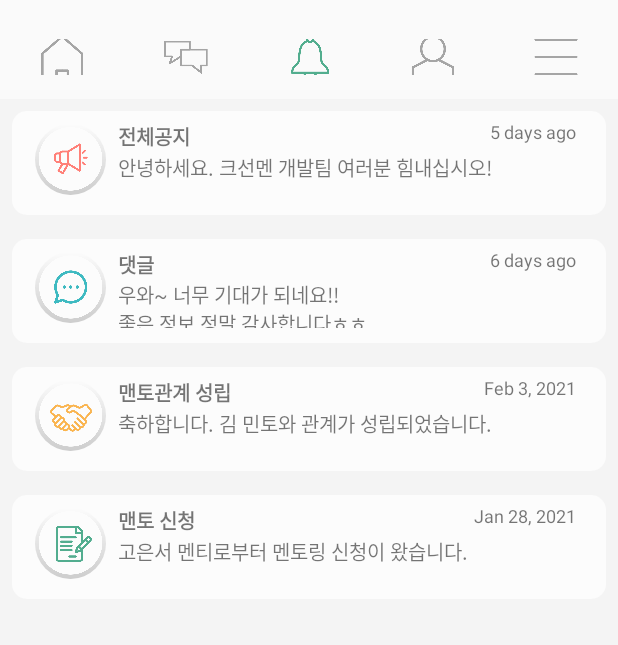
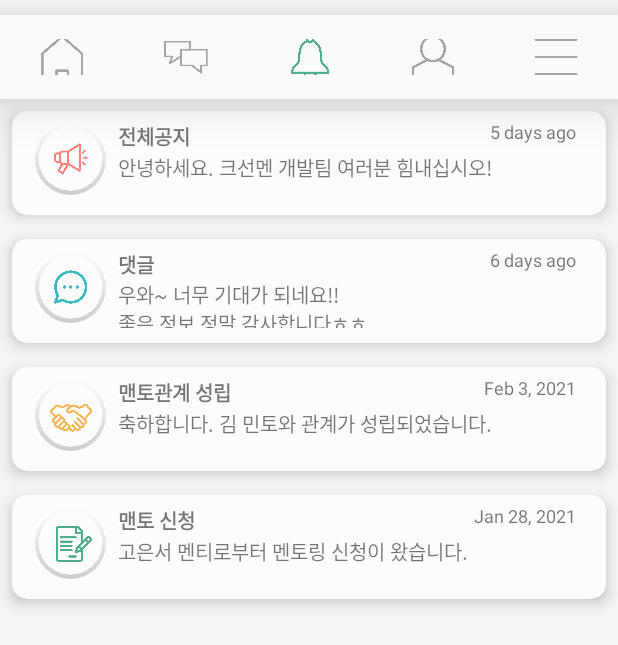
Before and after one commit to mancityg/CSMproject_Android, an Android app: the AlarmpageFragment screen opened through its navigation route, on a phone screen of 412 x 824 dp. Shown: the top 645 px of the screen. Run offline under Robolectric (Android 15) with nearby library versions, the phone set to English and light mode, and no system bars; our stand-ins replace navigation-ui.

Commit message:
CardView 음영효과 되도록 함 manifest에서 application android:hardwareAccelerated="false" 지웁니다. cardview에서 음영 효과 만들려면 필요해요

```diff
--- a/app/src/main/AndroidManifest.xml
+++ b/app/src/main/AndroidManifest.xml
@@ -13,7 +13,6 @@
 
     <application
         android:allowBackup="true"
-        android:hardwareAccelerated="false"
         android:icon="@mipmap/ic_launcher"
         android:label="@string/app_name"
         android:largeHeap="true"
--- a/app/src/main/res/layout/alarm_item.xml
+++ b/app/src/main/res/layout/alarm_item.xml
@@ -1,12 +1,13 @@
 <?xml version="1.0" encoding="utf-8"?>
-<androidx.cardview.widget.CardView xmlns:android="http://schemas.android.com/apk/res/android"
+<androidx.cardview.widget.CardView
+    xmlns:android="http://schemas.android.com/apk/res/android"
     xmlns:app="http://schemas.android.com/apk/res-auto"
     xmlns:tools="http://schemas.android.com/tools"
     android:layout_width="match_parent"
     android:layout_height="wrap_content"
     app:cardBackgroundColor="#fcfcfc"
     app:cardCornerRadius="10dp"
-    app:cardElevation="8dp"
+    app:cardElevation="5dp"
     android:layout_margin="8dp">
 
     <androidx.constraintlayout.widget.ConstraintLayout
```
